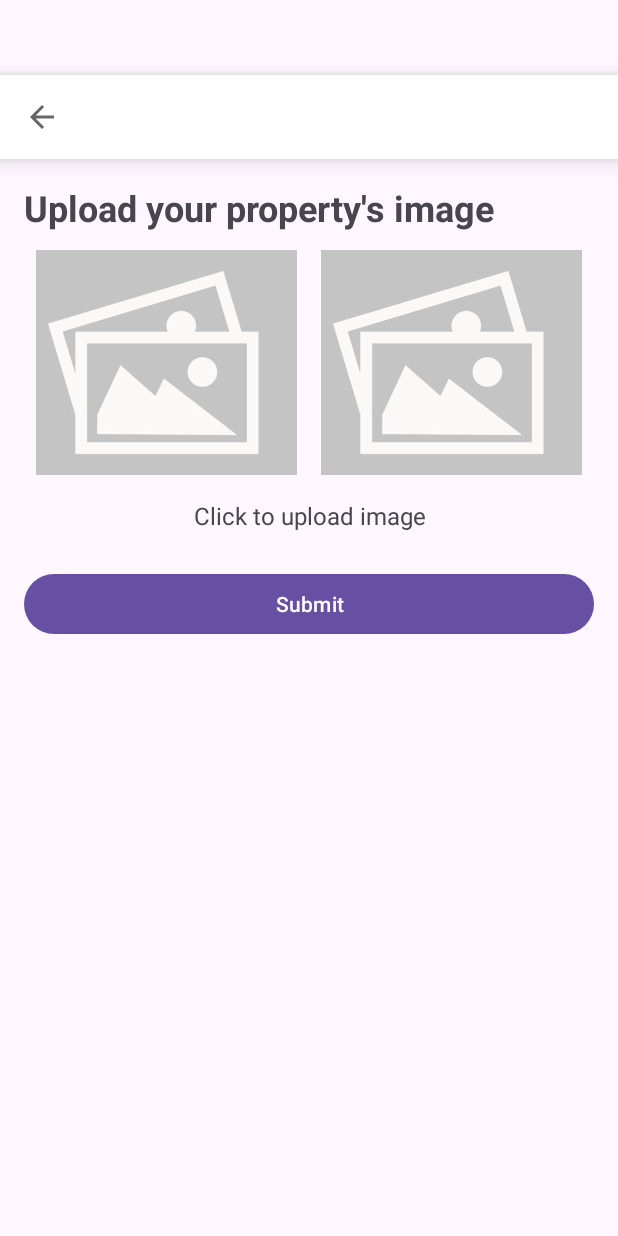
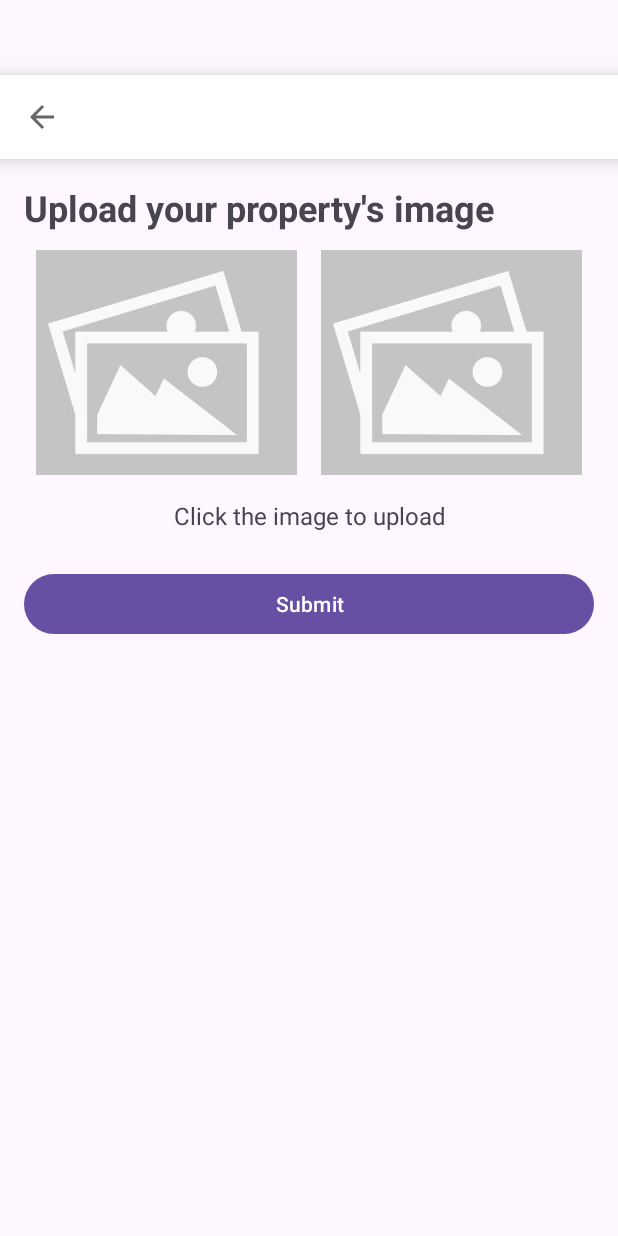
Before and after one commit to MrNathanDrake/Hexon_Project, an Android app: the AddPropertyImage screen opened directly, with no data from a screen before it, on a phone screen of 412 x 824 dp. Run offline under Robolectric (Android 15) with nearby library versions, the phone set to English and light mode, and no system bars; pictures from the network do not load.

Commit message:
fixes bugs for step 3 in addProperty

```diff
--- a/app/src/main/res/layout/add_property_image.xml
+++ b/app/src/main/res/layout/add_property_image.xml
@@ -76,7 +76,7 @@
             <TextView
                 android:layout_width="match_parent"
                 android:layout_height="wrap_content"
-                android:text="Click to upload image"
+                android:text="Click the image to upload"
                 android:textSize="16dp"
                 android:gravity="center"
                 android:paddingTop="8dp" />
```
